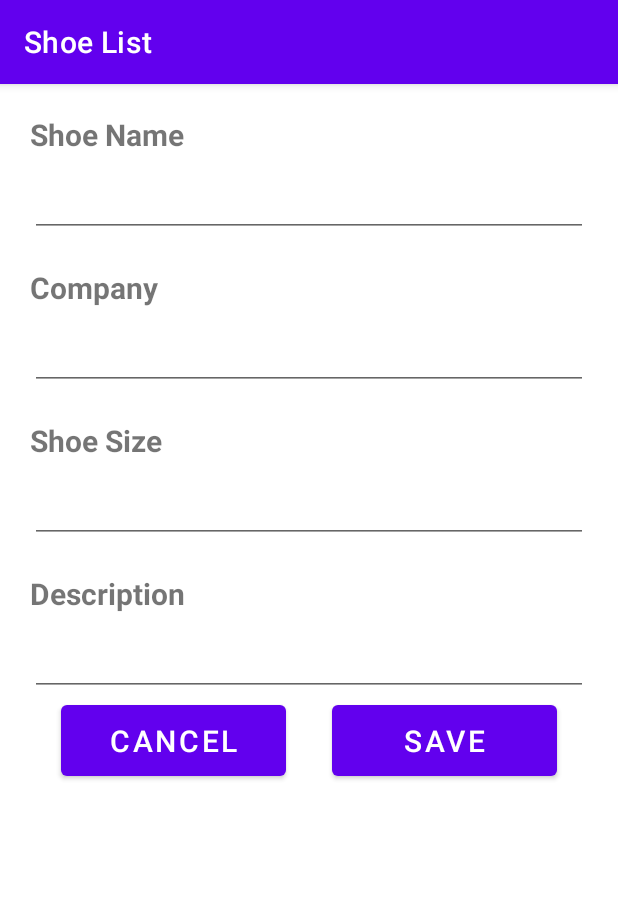
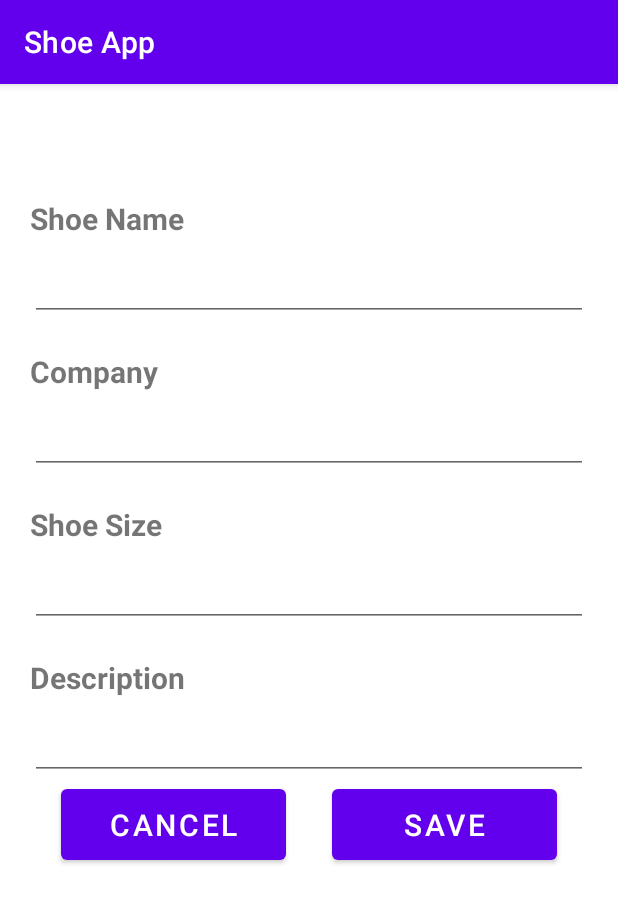
Before and after one commit to josephmaged/ShoeApp-Android-FWD, an Android app: the ShoeListFragment screen opened through its navigation route, after a tap on an icon or button, on a phone screen of 412 x 824 dp. Shown: the top 903 px of the screen. Run offline under Robolectric (Android 15) with nearby library versions, the phone set to English and light mode, and no system bars; our stand-ins replace data binding, navigation-ui; 1 statement that could not run was skipped.

Commit message:
some edit

```diff
--- a/app/src/main/AndroidManifest.xml
+++ b/app/src/main/AndroidManifest.xml
@@ -4,7 +4,7 @@
 
     <application
         android:icon="@mipmap/ic_launcher"
-        android:label="@string/shoe_list"
+        android:label="@string/app_name"
         android:roundIcon="@mipmap/ic_launcher_round"
         android:supportsRtl="true"
         android:theme="@style/Theme.ShoeApp">
--- a/app/src/main/java/cf/josephmaged/shoeapp/MainActivity.kt
+++ b/app/src/main/java/cf/josephmaged/shoeapp/MainActivity.kt
@@ -4,20 +4,26 @@ import androidx.appcompat.app.AppCompatActivity
 import android.os.Bundle
 import androidx.databinding.DataBindingUtil
 import androidx.drawerlayout.widget.DrawerLayout
+import androidx.navigation.NavController
 import androidx.navigation.findNavController
 import androidx.navigation.fragment.findNavController
+import androidx.navigation.ui.AppBarConfiguration
 import androidx.navigation.ui.NavigationUI
+import androidx.navigation.ui.navigateUp
+import androidx.navigation.ui.setupActionBarWithNavController
 import cf.josephmaged.shoeapp.databinding.ActivityMainBinding
 
 class MainActivity : AppCompatActivity() {
     private lateinit var binding: ActivityMainBinding
-    private lateinit var drawerLayout: DrawerLayout
+    private lateinit var navController: NavController
+    private lateinit var appBarConfiguration: AppBarConfiguration
 
     override fun onCreate(savedInstanceState: Bundle?) {
         super.onCreate(savedInstanceState)
         binding = DataBindingUtil.setContentView(this, R.layout.activity_main)
 
-        drawerLayout = binding.drawerLayout
+        navController = this.findNavController(R.id.nav_host_fragment_container)
+        appBarConfiguration = AppBarConfiguration(navController.graph)
 
     }
 }
--- a/app/src/main/java/cf/josephmaged/shoeapp/screens/shoeList/ShoeListFragment.kt
+++ b/app/src/main/java/cf/josephmaged/shoeapp/screens/shoeList/ShoeListFragment.kt
@@ -36,7 +36,6 @@ class ShoeListFragment : Fragment(), MenuProvider {
         )
 
         binding.viewModel = viewModel
-        setHasOptionsMenu(true)
 
         viewModel.shoeList.observe(viewLifecycleOwner, Observer { shoeList ->
             for (shoe in shoeList) {
@@ -47,12 +46,14 @@ class ShoeListFragment : Fragment(), MenuProvider {
             }
         })
 
+        val menuHost: MenuHost = requireActivity()
+        menuHost.addMenuProvider(this, viewLifecycleOwner, Lifecycle.State.RESUMED)
+
         binding.apply {
             addShoe.setOnClickListener { view: View ->
                 Navigation.findNavController(view).navigate(R.id.action_shoeListFragment_to_shoeDetailsFragment)
             }
         }
-
         return binding.root
     }
 
@@ -63,10 +64,9 @@ class ShoeListFragment : Fragment(), MenuProvider {
 
 
     override fun onMenuItemSelected(item: MenuItem): Boolean {
-        NavigationUI.onNavDestinationSelected(
+        return NavigationUI.onNavDestinationSelected(
             item,
             requireView().findNavController()
         )
-        return true
     }
 }
--- a/app/src/main/res/layout/activity_main.xml
+++ b/app/src/main/res/layout/activity_main.xml
@@ -3,14 +3,15 @@
 <layout xmlns:android="http://schemas.android.com/apk/res/android"
     xmlns:app="http://schemas.android.com/apk/res-auto">
 
-    <androidx.drawerlayout.widget.DrawerLayout
-        android:id="@+id/drawerLayout"
-        android:layout_width="match_parent"
-        android:layout_height="match_parent">
-
     <LinearLayout
         android:layout_width="match_parent"
-        android:layout_height="match_parent">
+        android:layout_height="match_parent"
+        android:orientation="vertical">
+
+        <androidx.appcompat.widget.Toolbar
+            android:id="@+id/toolbar"
+            android:layout_height="wrap_content"
+            android:layout_width="match_parent"/>
 
         <fragment
             android:id="@+id/nav_host_fragment_container"
@@ -22,5 +23,4 @@
 
     </LinearLayout>
 
-    </androidx.drawerlayout.widget.DrawerLayout>
 </layout>
--- a/app/src/main/res/navigation/navigation.xml
+++ b/app/src/main/res/navigation/navigation.xml
@@ -7,8 +7,8 @@
     <fragment
         android:id="@+id/loginFragment"
         android:name="cf.josephmaged.shoeapp.screens.login.LoginFragment"
-        android:label="fragment_login"
-        tools:layout="@layout/fragment_login" >
+        android:label="Login"
+        tools:layout="@layout/fragment_login">
         <action
             android:id="@+id/action_loginFragment_to_welcomeFragment"
             app:destination="@id/welcomeFragment" />
@@ -16,8 +16,8 @@
     <fragment
         android:id="@+id/welcomeFragment"
         android:name="cf.josephmaged.shoeapp.screens.welcome.WelcomeFragment"
-        android:label="fragment_welcome"
-        tools:layout="@layout/fragment_welcome" >
+        android:label="Welcome"
+        tools:layout="@layout/fragment_welcome">
         <action
             android:id="@+id/action_welcomeFragment_to_instructionsFragment"
             app:destination="@id/instructionsFragment"
@@ -27,8 +27,8 @@
     <fragment
         android:id="@+id/instructionsFragment"
         android:name="cf.josephmaged.shoeapp.screens.instructions.InstructionsFragment"
-        android:label="fragment_instructions"
-        tools:layout="@layout/fragment_instructions" >
+        android:label="Instructions"
+        tools:layout="@layout/fragment_instructions">
         <action
             android:id="@+id/action_instructionsFragment_to_shoeListFragment"
             app:destination="@id/shoeListFragment"
@@ -38,17 +38,20 @@
     <fragment
         android:id="@+id/shoeListFragment"
         android:name="cf.josephmaged.shoeapp.screens.shoeList.ShoeListFragment"
-        android:label="fragment_shoe_list"
-        tools:layout="@layout/fragment_shoe_list" >
+        android:label="Shoe List"
+        tools:layout="@layout/fragment_shoe_list">
         <action
             android:id="@+id/action_shoeListFragment_to_shoeDetailsFragment"
             app:destination="@id/shoeDetailsFragment" />
+        <action
+            android:id="@+id/action_shoeListFragment_to_loginFragment"
+            app:destination="@id/loginFragment" />
     </fragment>
     <fragment
         android:id="@+id/shoeDetailsFragment"
         android:name="cf.josephmaged.shoeapp.screens.shoeDetails.ShoeDetailsFragment"
-        android:label="fragment_shoe_details"
-        tools:layout="@layout/fragment_shoe_details" >
+        android:label="Add Shoe"
+        tools:layout="@layout/fragment_shoe_details">
         <action
             android:id="@+id/action_shoeDetailsFragment_to_shoeListFragment"
             app:destination="@id/shoeListFragment"
```
